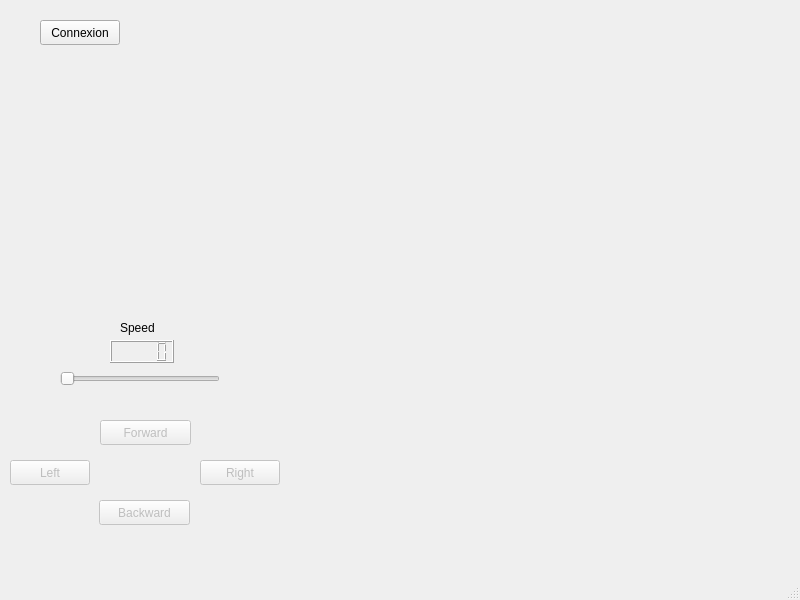
The window that mainwindow.ui (BerAtozz/WifiBot) describes before a commit, drawn with Qt 5.
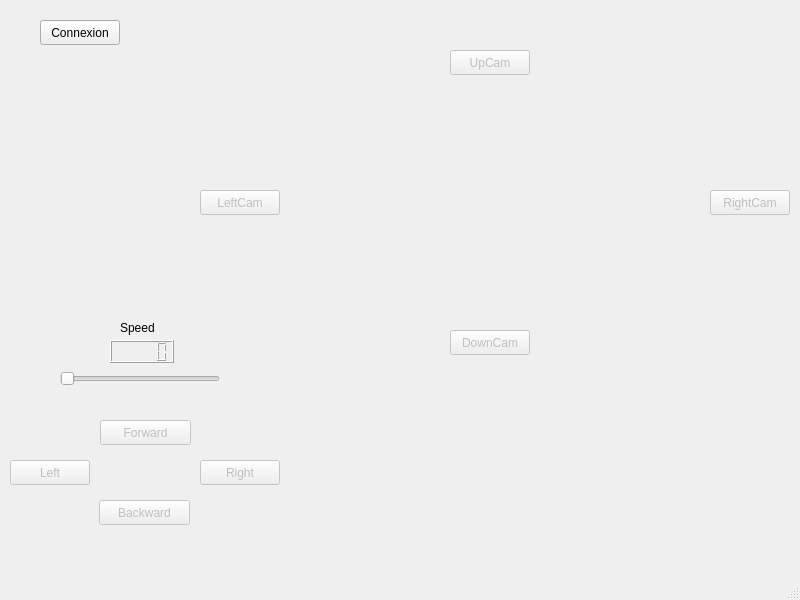
The same window after the commit.

What changed in the file:
```diff
--- a/mainwindow.ui
+++ b/mainwindow.ui
@@ -163,7 +163,7 @@
    <widget class="QWidget" name="gridLayoutWidget">
     <property name="geometry">
      <rect>
-      <x>300</x>
+      <x>290</x>
       <y>90</y>
       <width>411</width>
       <height>231</height>
@@ -171,6 +171,70 @@
     </property>
     <layout class="QGridLayout" name="video"/>
    </widget>
+   <widget class="QPushButton" name="leftCam">
+    <property name="enabled">
+     <bool>false</bool>
+    </property>
+    <property name="geometry">
+     <rect>
+      <x>200</x>
+      <y>190</y>
+      <width>80</width>
+      <height>25</height>
+     </rect>
+    </property>
+    <property name="text">
+     <string>LeftCam</string>
+    </property>
+   </widget>
+   <widget class="QPushButton" name="rightCam">
+    <property name="enabled">
+     <bool>false</bool>
+    </property>
+    <property name="geometry">
+     <rect>
+      <x>710</x>
+      <y>190</y>
+      <width>80</width>
+      <height>25</height>
+     </rect>
+    </property>
+    <property name="text">
+     <string>RightCam</string>
+    </property>
+   </widget>
+   <widget class="QPushButton" name="UpCam">
+    <property name="enabled">
+     <bool>false</bool>
+    </property>
+    <property name="geometry">
+     <rect>
+      <x>450</x>
+      <y>50</y>
+      <width>80</width>
+      <height>25</height>
+     </rect>
+    </property>
+    <property name="text">
+     <string>UpCam</string>
+    </property>
+   </widget>
+   <widget class="QPushButton" name="DownCam">
+    <property name="enabled">
+     <bool>false</bool>
+    </property>
+    <property name="geometry">
+     <rect>
+      <x>450</x>
+      <y>330</y>
+      <width>80</width>
+      <height>25</height>
+     </rect>
+    </property>
+    <property name="text">
+     <string>DownCam</string>
+    </property>
+   </widget>
   </widget>
   <widget class="QMenuBar" name="menubar">
    <property name="geometry">
```
